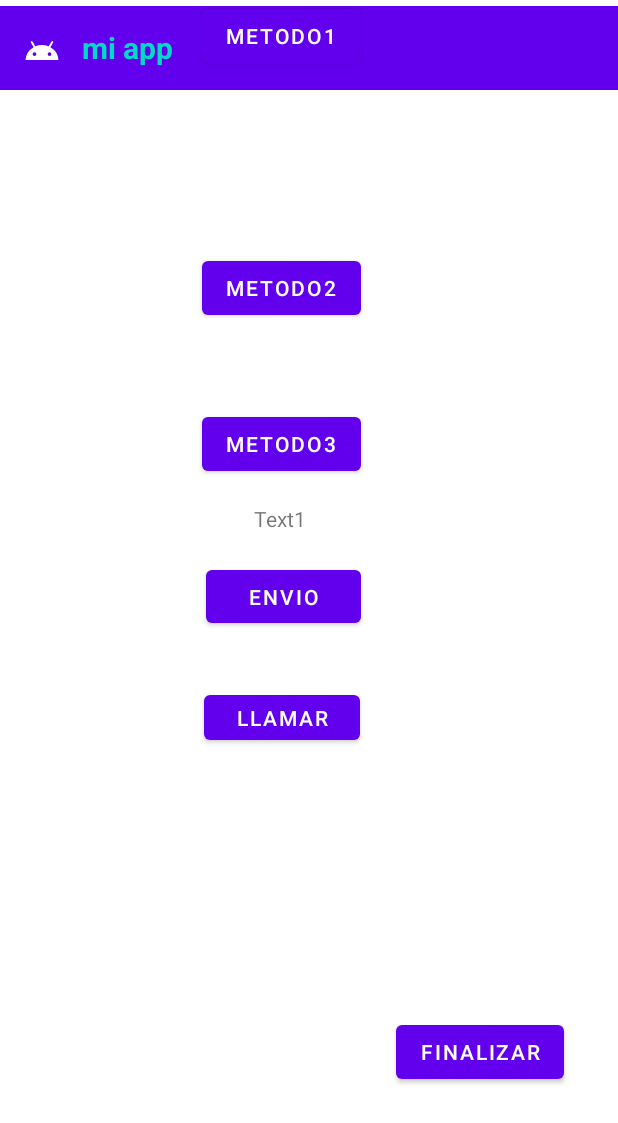
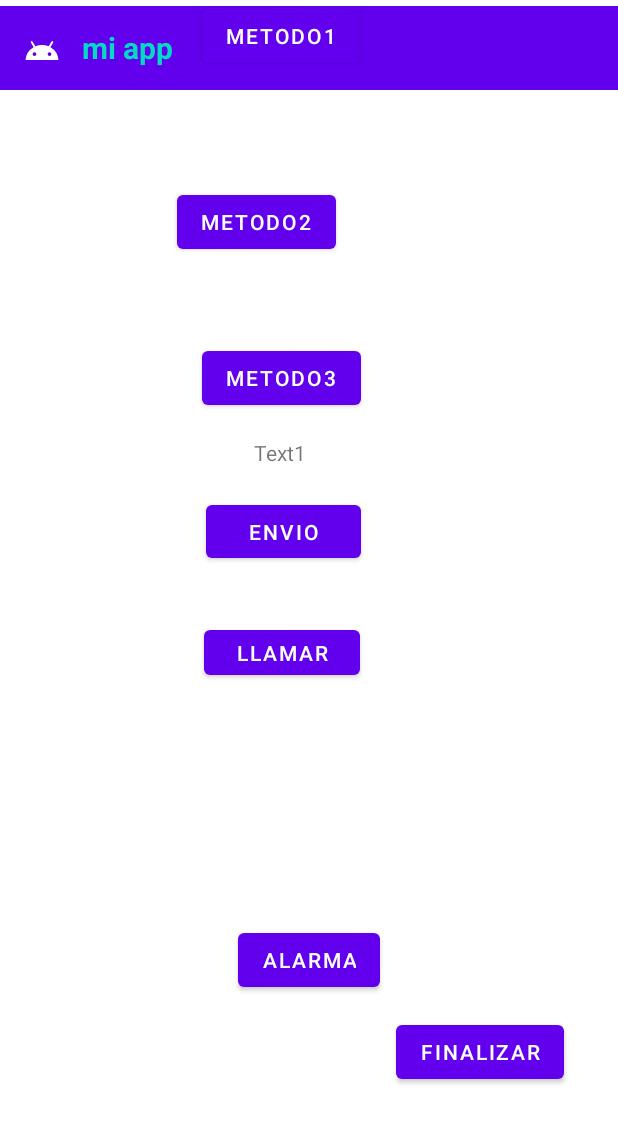
Before and after one commit to esmittt/tarea-2-de-lenguaje-de-progrmacion, an Android app: the layout activity_main.xml on its own in the app's theme, with its tools: preview values and no code run, on a phone screen of 412 x 824 dp. Shown: the top 1123 px of the screen. Run offline under Robolectric (Android 15) with nearby library versions, the phone set to English and light mode, and no system bars.

Commit message:
tarea comit alarma

```diff
--- a/app/src/main/AndroidManifest.xml
+++ b/app/src/main/AndroidManifest.xml
@@ -15,9 +15,6 @@
         android:supportsRtl="true"
         android:theme="@style/Theme.MyApplication">
         <activity
-            android:name=".MainActivity4"
-            android:exported="true" />
-        <activity
             android:name=".MainActivity3"
             android:exported="true" />
         <activity
@@ -25,6 +22,9 @@
             android:exported="true" />
         <activity
             android:name=".MainActivity"
+            android:exported="true" />
+        <activity
+            android:name=".MainActivity4"
             android:exported="true">
             <intent-filter>
                 <action android:name="android.intent.action.SET_ALARM" />
--- a/app/src/main/java/com/example/myapplication/MainActivity.java
+++ b/app/src/main/java/com/example/myapplication/MainActivity.java
@@ -42,6 +42,7 @@ public class MainActivity extends AppCompatActivity implements View.OnClickListe
         Toast.makeText(this, "Metodo 3", Toast.LENGTH_SHORT).show();
     }
 
+
     public void enviarActivity(View view) {
         Intent intent =new Intent(this,MainActivity2.class);
         intent.putExtra("nombre","klisman");
@@ -55,6 +56,11 @@ public class MainActivity extends AppCompatActivity implements View.OnClickListe
         startActivity(intent);
     }
 
+    public void enviarAlarma(View view) {
+        Intent intent =new Intent(this,MainActivity2.class);
+
+        startActivity(intent);
+    }
 
     public void saliApp(View view) {
         finish();
--- a/app/src/main/java/com/example/myapplication/MainActivity2.java
+++ b/app/src/main/java/com/example/myapplication/MainActivity2.java
@@ -14,11 +14,7 @@ public class MainActivity2 extends AppCompatActivity {
     protected void onCreate(Bundle savedInstanceState) {
         super.onCreate(savedInstanceState);
         setContentView(R.layout.activity_main2);
- /*
-        String nombre= getIntent().getStringExtra("nombre");
-        String apellido= getIntent().getStringExtra("apellido");
-        String completo= nombre+" "+apellido;
-        */
+
 
         TextView txtNombre= findViewById(R.id.txtNonbre);
         txtNombre.setText("completo");
--- a/app/src/main/java/com/example/myapplication/MainActivity3.java
+++ b/app/src/main/java/com/example/myapplication/MainActivity3.java
@@ -30,7 +30,7 @@ public class MainActivity3 extends AppCompatActivity {
             if (pass.equals("12345")) {
 
 
-                Intent intent = new Intent(getApplicationContext(), MainActivity2.class);
+                Intent intent = new Intent(getApplicationContext(), MainActivity.class);
                 startActivity(intent);
             }else
                 {
--- a/app/src/main/res/layout/activity_main.xml
+++ b/app/src/main/res/layout/activity_main.xml
@@ -15,16 +15,16 @@
         app:layout_constraintEnd_toEndOf="parent"
         app:layout_constraintHorizontal_bias="0.439"
         app:layout_constraintStart_toStartOf="parent"
-        app:layout_constraintTop_toBottomOf="@+id/idtoolbar" />
+        />
 
     <Button
         android:id="@+id/metodo2"
         android:layout_width="wrap_content"
         android:layout_height="wrap_content"
-        android:layout_marginTop="120dp"
+        android:layout_marginTop="76dp"
         android:text="metodo2"
         app:layout_constraintEnd_toEndOf="parent"
-        app:layout_constraintHorizontal_bias="0.439"
+        app:layout_constraintHorizontal_bias="0.386"
         app:layout_constraintStart_toStartOf="parent"
         app:layout_constraintTop_toBottomOf="@+id/metodo1" />
 
@@ -122,6 +122,15 @@
             />
     </androidx.appcompat.widget.Toolbar>
 
+    <Button
+        android:id="@+id/alarma"
+        android:layout_width="wrap_content"
+        android:layout_height="wrap_content"
+        android:text="ALARMA"
+        app:layout_constraintBottom_toBottomOf="parent"
+        app:layout_constraintEnd_toEndOf="parent"
+        app:layout_constraintStart_toStartOf="parent"
+        app:layout_constraintTop_toBottomOf="@+id/btnllamar" />
 
 
 </androidx.constraintlayout.widget.ConstraintLayout>
```
Also changed, not shown: app/src/main/java/com/example/myapplication/MainActivity4.java (line endings or trailing spaces).
